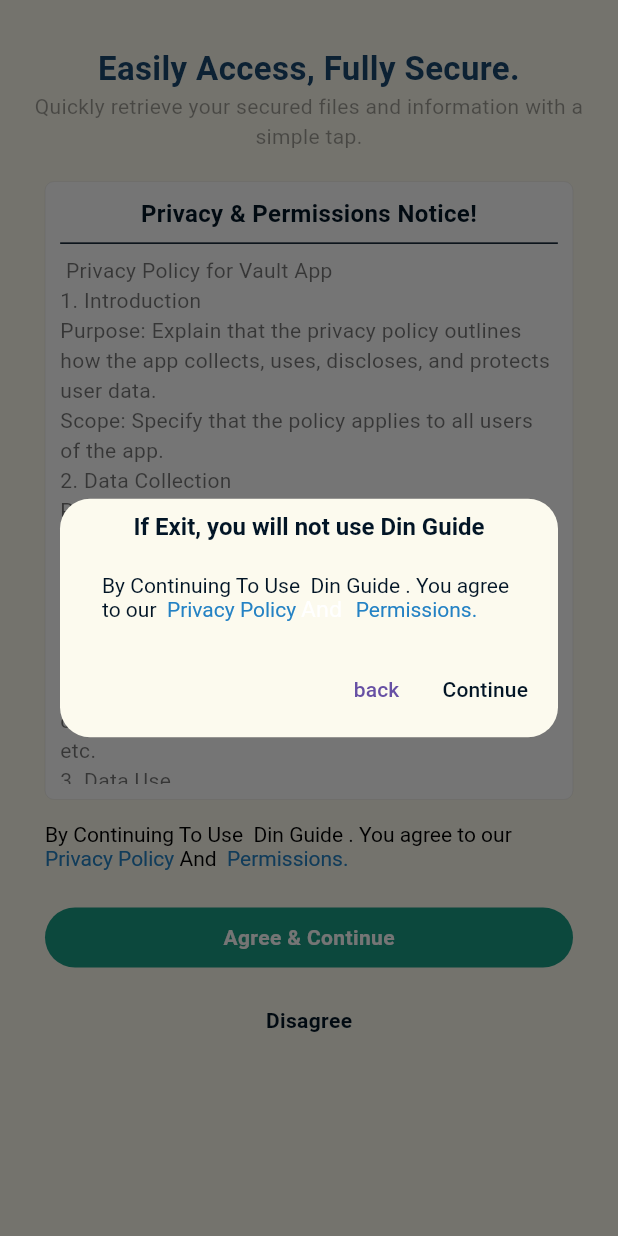
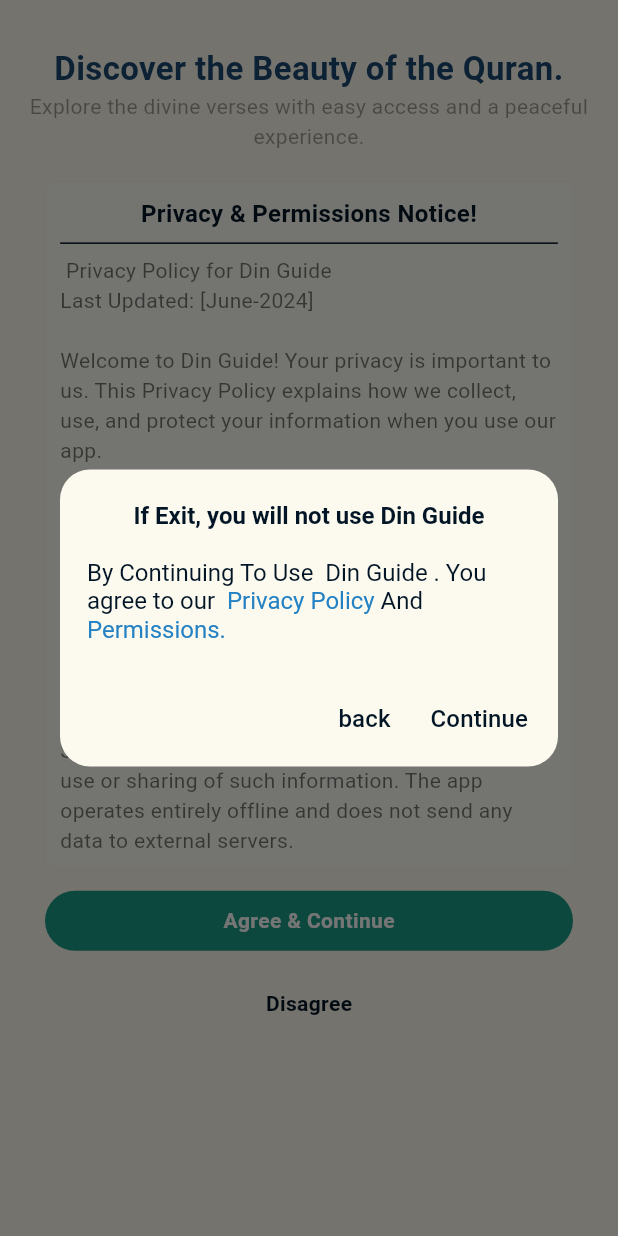
Before and after one commit to alazad214/Al-Quran-App, a Flutter app: the screen it shows after launch, after a tap on "Agree & Continue", on a phone screen of 412 x 824 dp. Run offline on Flutter 3.47's test engine with Material 3 defaults, Android fonts, the phone set to English and light mode, and no system bars; our stand-ins replace get, shared_preferences, toastification.

Commit message:
splash & onboarding screen modified

```diff
--- a/lib/app/moduls/onboading/utils/agree_continue_button.dart
+++ b/lib/app/moduls/onboading/utils/agree_continue_button.dart
@@ -15,8 +15,10 @@ class AgreeContinueButton extends StatelessWidget {
       text: 'Agree & Continue',
       ontap: () async {
         Get.defaultDialog(
+          titlePadding: const EdgeInsets.only(top: 20),
             backgroundColor: appColor3,
             title: 'If Exit, you will not use $appName',
+
             titleStyle: const TextStyle(
                 color: primaryColor,
                 fontSize: 16.0,
@@ -25,20 +27,20 @@ class AgreeContinueButton extends StatelessWidget {
               children: [
                 Padding(
                   padding:
-                      const EdgeInsets.symmetric(horizontal: 20, vertical: 5),
+                      const EdgeInsets.symmetric(horizontal: 10, vertical: 10),
                   child: RichText(
                     text: const TextSpan(children: [
                       TextSpan(
                           text:
                               "By Continuing To Use  $appName . You agree to our  ",
-                          style: TextStyle(color: primaryColor)),
+                          style: TextStyle(color: primaryColor,   fontSize: 16,)),
                       TextSpan(
                           text: 'Privacy Policy ',
-                          style: TextStyle(color: secondaryColor)),
-                      TextSpan(text: 'And  '),
+                          style: TextStyle(color: secondaryColor,   fontSize: 16,)),
+                      TextSpan(text: 'And ', style: TextStyle(color: primaryColor,   fontSize: 16,)),
                       TextSpan(
                           text: 'Permissions.',
-                          style: TextStyle(color: secondaryColor)),
+                          style: TextStyle(color: secondaryColor,   fontSize: 16,)),
                     ]),
                   ),
                 ),
@@ -54,6 +56,10 @@ class AgreeContinueButton extends StatelessWidget {
                       },
                       child: const Text(
                         'back',
+                                style: TextStyle(
+                          color: primaryColor,
+                          fontSize: 16,
+                        ),
                       )),
                   TextButton(
                       onPressed: () async {
@@ -65,11 +71,15 @@ class AgreeContinueButton extends StatelessWidget {
                       },
                       child: const Text(
                         'Continue',
-                        style: TextStyle(color: primaryColor),
+                        style: TextStyle(
+                          color: primaryColor,
+                          fontSize: 16,
+                        ),
                       )),
                 ],
               )
             ]);
+
       },
     );
   }
--- a/lib/app/moduls/onboading/utils/desagree_button.dart
+++ b/lib/app/moduls/onboading/utils/desagree_button.dart
@@ -16,6 +16,7 @@ class DesagreeButton extends StatelessWidget {
       color: primaryColor,
       ontap: () {
         Get.defaultDialog(
+             titlePadding: const EdgeInsets.only(top: 20),
             backgroundColor: appColor3,
             title: 'If Desagree, you will not use to $appName',
             titleStyle: const TextStyle(
@@ -26,20 +27,20 @@ class DesagreeButton extends StatelessWidget {
               children: [
                 Padding(
                   padding:
-                      const EdgeInsets.symmetric(horizontal: 20, vertical: 5),
+                      const EdgeInsets.symmetric(horizontal: 10, vertical: 10),
                   child: RichText(
                     text: const TextSpan(children: [
                       TextSpan(
                           text:
                               "By Continuing To Use  $appName . You agree to our  ",
-                          style: TextStyle(color: primaryColor)),
+                          style: TextStyle(color: primaryColor,  fontSize: 16,)),
                       TextSpan(
                           text: 'Privacy Policy ',
-                          style: TextStyle(color: secondaryColor)),
-                      TextSpan(text: 'And  '),
+                          style: TextStyle(color: secondaryColor,  fontSize: 16,)),
+                      TextSpan(text: 'And  ', style: TextStyle(color: primaryColor,   fontSize: 16,)),
                       TextSpan(
                           text: 'Permissions.',
-                          style: TextStyle(color: secondaryColor)),
+                          style: TextStyle(color: secondaryColor,   fontSize: 16,)),
                     ]),
                   ),
                 ),
@@ -55,6 +56,10 @@ class DesagreeButton extends StatelessWidget {
                       },
                       child: const Text(
                         'Exit',
+                                      style: TextStyle(
+                          color: primaryColor,
+                          fontSize: 16,
+                        ),
                       )),
                   TextButton(
                       onPressed: () {
@@ -62,11 +67,15 @@ class DesagreeButton extends StatelessWidget {
                       },
                       child: const Text(
                         'back',
-                        style: TextStyle(color: primaryColor),
+                        style: TextStyle(
+                          color: primaryColor,
+                          fontSize: 16,
+                        ),
                       )),
                 ],
               )
             ]);
+
       },
     );
   }
--- a/lib/app/moduls/onboading/utils/onboading_title_subtitle.dart
+++ b/lib/app/moduls/onboading/utils/onboading_title_subtitle.dart
@@ -11,7 +11,7 @@ class OnboadingTitleSubtitle extends StatelessWidget {
       children: [
         Text(
           textAlign: TextAlign.center,
-          'Easily Access, Fully Secure.',
+          'Discover the Beauty of the Quran.',
           style: TextStyle(
               color: scaffoldBackground,
               fontSize: 22,
@@ -19,7 +19,7 @@ class OnboadingTitleSubtitle extends StatelessWidget {
         ),
         Text(
           textAlign: TextAlign.center,
-          'Quickly retrieve your secured files and information with a simple tap.',
+          'Explore the divine verses with easy access and a peaceful experience.',
           style: TextStyle(
             color: Colors.black38,
             fontSize: 14,
--- a/lib/app/moduls/onboading/utils/privacy_permision_box.dart
+++ b/lib/app/moduls/onboading/utils/privacy_permision_box.dart
@@ -9,14 +9,14 @@ class PrivacyPermisionBox extends StatelessWidget {
   Widget build(BuildContext context) {
     final screenSize = MediaQuery.of(context).size;
     return Container(
-      height: screenSize.height / 2,
+      height: screenSize.height / 1.8,
       padding: const EdgeInsets.symmetric(horizontal: 10, vertical: 10.0),
       margin:
           const EdgeInsets.only(top: 20.0, left: 15, right: 15, bottom: 15.0),
       decoration: BoxDecoration(
-          border: Border.all(width: 0.1, color: Colors.black38),
+          border: Border.all(width: 0.1, color: Colors.black12),
           borderRadius: BorderRadius.circular(6.0),
-          color: whiteColor),
+          color: Colors.white38),
       child: const SingleChildScrollView(
         child: Column(
           children: [
--- a/lib/app/moduls/onboading/views/onboading_screen.dart
+++ b/lib/app/moduls/onboading/views/onboading_screen.dart
@@ -5,7 +5,6 @@ import '../utils/agree_continue_button.dart';
 import '../utils/desagree_button.dart';
 import '../utils/onboading_title_subtitle.dart';
 import '../utils/privacy_permision_box.dart';
-import '../utils/privacy_permision_checkup_text.dart';
 
 class OnboadingScreen extends StatelessWidget {
   const OnboadingScreen({super.key});
@@ -21,7 +20,7 @@ class OnboadingScreen extends StatelessWidget {
           children: const [
             OnboadingTitleSubtitle(),
             PrivacyPermisionBox(),
-            PrivacyPermisionCheckupText(),
+
             AgreeContinueButton(),
             SizedBox(height: 15),
             DesagreeButton()
--- a/lib/app/moduls/splash/view/splash.dart
+++ b/lib/app/moduls/splash/view/splash.dart
@@ -1,9 +1,9 @@
 import 'package:al_quran_app/utils/app_images.dart';
 import 'package:flutter/material.dart';
 import 'package:get/get.dart';
-import 'package:shared_preferences/shared_preferences.dart'; // import this
+import 'package:shared_preferences/shared_preferences.dart';
 import '../../onboading/views/onboading_screen.dart';
-import '../../quran/views/quran_screen.dart'; // import QuranScreen
+import '../../quran/views/quran_screen.dart';
 
 class SplashScreen extends StatefulWidget {
   const SplashScreen({super.key});
--- a/lib/utils/app_string.dart
+++ b/lib/utils/app_string.dart
@@ -1,40 +1,31 @@
 class AppString {
-  static const String privacyAndPermissions = ''' Privacy Policy for Vault App
-1. Introduction
-Purpose: Explain that the privacy policy outlines how the app collects, uses, discloses, and protects user data.
-Scope: Specify that the policy applies to all users of the app.
-2. Data Collection
-Personal Information: Explain what personal information is collected (e.g., username, email address) and why it is needed.
-Sensitive Data: Clearly state that sensitive data such as passwords, files, and other personal information are stored securely.
-Usage Data: Describe any non-personal data collected, such as app usage statistics, crash logs, etc.
-3. Data Use
-Primary Use: Clarify that the primary use of data is to provide and improve the services offered by the app.
-Secondary Use: If applicable, mention any secondary uses of data, such as analytics to improve the app’s performance.
-No Selling of Data: State explicitly if the app does not sell user data to third parties.
-4. Data Sharing
-Third-Party Services: List any third-party services used (e.g., cloud storage, analytics) and explain how they may access user data.
-Legal Requirements: Mention that user data may be shared to comply with legal obligations, enforce agreements, or protect rights and safety.
-5. Data Security
-Encryption: Explain that sensitive data is encrypted both in transit and at rest.
-Access Control: Describe the measures taken to prevent unauthorized access to user data, such as password protection and biometric authentication.
-User Responsibilities: Encourage users to keep their passwords and authentication methods secure.
-6. User Rights
-Access and Control: Inform users of their rights to access, modify, or delete their data.
-Data Portability: Mention if users can request a copy of their data.
-Account Deletion: Provide information on how users can delete their account and what happens to their data afterward.
-7. Permissions Requested
-Storage Access: Explain that the app requires access to device storage to save and retrieve encrypted files.
-Camera Access: If applicable, describe why the app may need access to the camera (e.g., for scanning QR codes or biometric authentication).
-Internet Access: Explain the need for internet access, such as syncing data across devices or cloud storage.
-Contacts Access: If the app integrates with contacts (e.g., for sharing files), explain the purpose.
-8. Changes to the Privacy Policy
-Updates: State that the privacy policy may be updated from time to time, and users will be notified of significant changes.
-Effective Date: Mention the date the privacy policy is effective.
-9. Contact Information
-Provide a way for users to contact the app developers with questions or concerns about the privacy policy (e.g., an email address).
-Permissions Description
-Storage (Read/Write): Used to save and retrieve encrypted files.
-Camera: Needed for scanning QR codes or biometric verification.
-Internet: Required for syncing data across devices or with cloud storage.
-Contacts: Used for sharing files with contacts (if applicable).''';
+  static const String privacyAndPermissions = ''' Privacy Policy for Din Guide
+Last Updated: [June-2024]
+
+Welcome to Din Guide! Your privacy is important to us. This Privacy Policy explains how we collect, use, and protect your information when you use our app.
+
+1. Information We Collect
+Din Guide does not collect, store, or share any personal data. The app is designed to provide access to the Quran without requiring user accounts, login credentials, or tracking mechanisms.
+
+2. How We Use Your Information
+Since we do not collect personal data, there is no use or sharing of such information. The app operates entirely offline and does not send any data to external servers.
+
+3. Permissions Required
+Our app may request certain device permissions:
+
+Storage Access (Optional): If you download Quranic audio or translations, they will be saved on your device.
+
+Internet Access (Optional): Only needed for downloading additional Quranic content if you choose to do so.
+
+4. Third-Party Services
+Din Guide does not use any third-party analytics, ads, or tracking services.
+
+5. Security
+Since the app does not collect personal data, there is no risk of misuse. However, if you choose to download Quranic content, ensure your device is protected.
+
+6. Changes to This Privacy Policy
+We may update this policy as needed. Any changes will be reflected in the app and on our official page.
+
+7. Contact Us
+If you have any questions about this Privacy Policy, feel free to contact us at [alazad214@gmail.com].''';
 }
```
Also changed, not shown: 4 other files.
